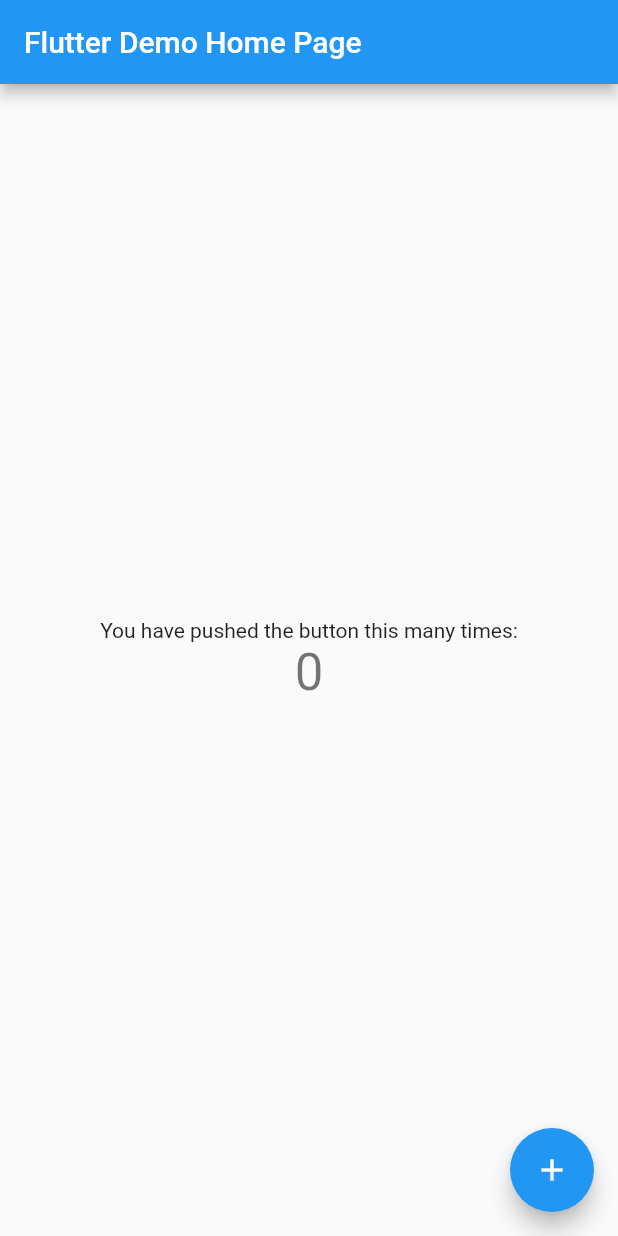
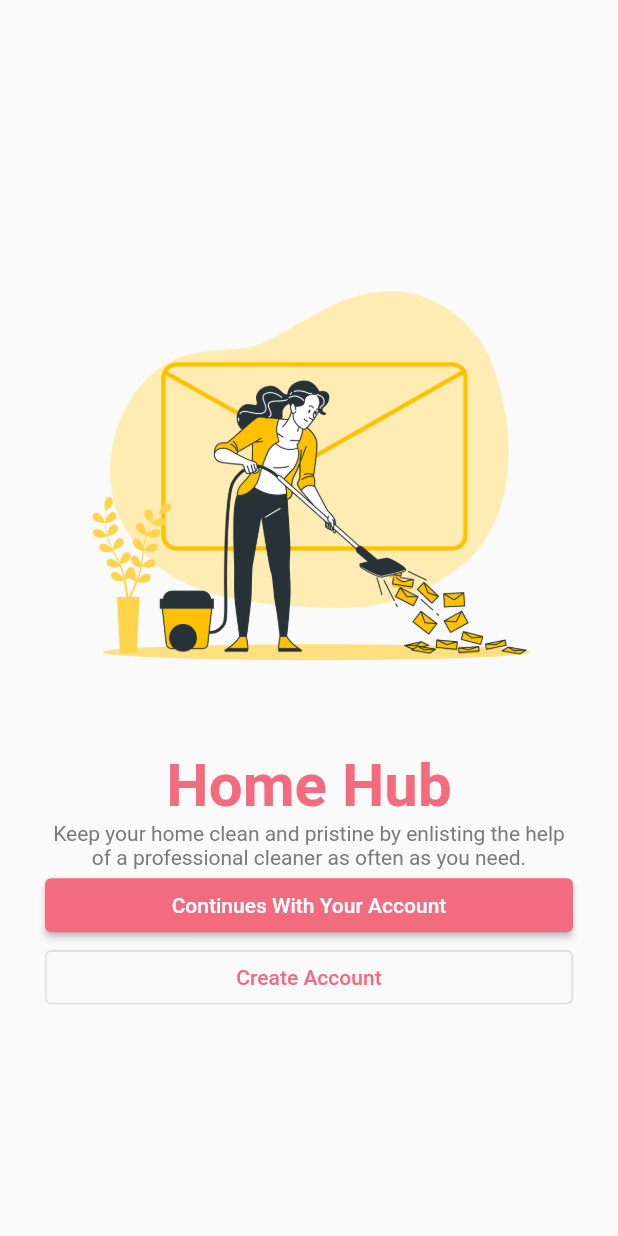
Before and after one commit to mrlim0802/flutter-cleaner-service, a Flutter app: the screen it shows after launch, on a phone screen of 412 x 824 dp. Run offline on Flutter 3.47's test engine with Material 2 defaults, Android fonts, the phone set to English and light mode, and no system bars.

Commit message:
set structure welcome page

```diff
--- a/lib/main.dart
+++ b/lib/main.dart
@@ -1,4 +1,5 @@
 import 'package:flutter/material.dart';
+import 'package:home_cleaning_service_app/pages/welcome.dart';
 
 void main() {
   runApp(const MyApp());
@@ -11,105 +12,10 @@ class MyApp extends StatelessWidget {
   @override
   Widget build(BuildContext context) {
     return MaterialApp(
-      title: 'Flutter Demo',
-      theme: ThemeData(
-        // This is the theme of your application.
-        //
-        // Try running your application with "flutter run". You'll see the
-        // application has a blue toolbar. Then, without quitting the app, try
-        // changing the primarySwatch below to Colors.green and then invoke
-        // "hot reload" (press "r" in the console where you ran "flutter run",
-        // or simply save your changes to "hot reload" in a Flutter IDE).
-        // Notice that the counter didn't reset back to zero; the application
-        // is not restarted.
-        primarySwatch: Colors.blue,
-      ),
-      home: const MyHomePage(title: 'Flutter Demo Home Page'),
-    );
+        title: 'Flutter Demo',
+        theme: ThemeData(
+          primarySwatch: Colors.blue,
+        ),
+        home: const WelcomePage());
   }
 }
-
-class MyHomePage extends StatefulWidget {
-  const MyHomePage({Key? key, required this.title}) : super(key: key);
-
-  // This widget is the home page of your application. It is stateful, meaning
-  // that it has a State object (defined below) that contains fields that affect
-  // how it looks.
-
-  // This class is the configuration for the state. It holds the values (in this
-  // case the title) provided by the parent (in this case the App widget) and
-  // used by the build method of the State. Fields in a Widget subclass are
-  // always marked "final".
-
-  final String title;
-
-  @override
-  State<MyHomePage> createState() => _MyHomePageState();
-}
-
-class _MyHomePageState extends State<MyHomePage> {
-  int _counter = 0;
-
-  void _incrementCounter() {
-    setState(() {
-      // This call to setState tells the Flutter framework that something has
-      // changed in this State, which causes it to rerun the build method below
-      // so that the display can reflect the updated values. If we changed
-      // _counter without calling setState(), then the build method would not be
-      // called again, and so nothing would appear to happen.
-      _counter++;
-    });
-  }
-
-  @override
-  Widget build(BuildContext context) {
-    // This method is rerun every time setState is called, for instance as done
-    // by the _incrementCounter method above.
-    //
-    // The Flutter framework has been optimized to make rerunning build methods
-    // fast, so that you can just rebuild anything that needs updating rather
-    // than having to individually change instances of widgets.
-    return Scaffold(
-      appBar: AppBar(
-        // Here we take the value from the MyHomePage object that was created by
-        // the App.build method, and use it to set our appbar title.
-        title: Text(widget.title),
-      ),
-      body: Center(
-        // Center is a layout widget. It takes a single child and positions it
-        // in the middle of the parent.
-        child: Column(
-          // Column is also a layout widget. It takes a list of children and
-          // arranges them vertically. By default, it sizes itself to fit its
-          // children horizontally, and tries to be as tall as its parent.
-          //
-          // Invoke "debug painting" (press "p" in the console, choose the
-          // "Toggle Debug Paint" action from the Flutter Inspector in Android
-          // Studio, or the "Toggle Debug Paint" command in Visual Studio Code)
-          // to see the wireframe for each widget.
-          //
-          // Column has various properties to control how it sizes itself and
-          // how it positions its children. Here we use mainAxisAlignment to
-          // center the children vertically; the main axis here is the vertical
-          // axis because Columns are vertical (the cross axis would be
-          // horizontal).
-          mainAxisAlignment: MainAxisAlignment.center,
-          children: <Widget>[
-            const Text(
-              'You have pushed the button this many times:',
-            ),
-            Text(
-              '$_counter',
-              style: Theme.of(context).textTheme.headline4,
-            ),
-          ],
-        ),
-      ),
-      floatingActionButton: FloatingActionButton(
-        onPressed: _incrementCounter,
-        tooltip: 'Increment',
-        child: const Icon(Icons.add),
-      ), // This trailing comma makes auto-formatting nicer for build methods.
-    );
-  }
-}
--- /dev/null
+++ b/lib/pages/welcome.dart
@@ -0,0 +1,78 @@
+import 'package:flutter/material.dart';
+
+class WelcomePage extends StatelessWidget {
+  const WelcomePage({Key? key}) : super(key: key);
+
+  @override
+  Widget build(BuildContext context) {
+    String btnSignup = capitalize("continues with your account");
+    String btnLogin = capitalize("create account");
+    String title = capitalize("home hub");
+    String description = "Keep your home clean and pristine by enlisting the help of a professional cleaner as often as you need.";
+    return Scaffold(
+      body: Center(
+        child: Padding(
+          padding: const EdgeInsets.all(30.0),
+          child: Column(
+            mainAxisAlignment: MainAxisAlignment.center,
+            children: [
+              Image.asset("assets/welcome/banner.png"),
+              Text(
+                title,
+                textAlign: TextAlign.center,
+                style: TextStyle(
+                  color: Color(hexColor('#f36b7f')),
+                  fontSize: 40,
+                  fontWeight: FontWeight.bold,
+
+                ),
+              ),
+              Text(
+                description,
+                textAlign: TextAlign.center,
+                style: TextStyle(
+                  color: Color(hexColor('#7a7a7a')),
+                  fontSize: 14,
+
+                ),
+              ),
+              SizedBox(
+                width: double.infinity,
+                child: ElevatedButton(
+                    style: ElevatedButton.styleFrom(
+                        primary: Color(hexColor('#f36b7f'))),
+                    onPressed: () {},
+                    child: Text(btnSignup)),
+              ),
+              SizedBox(
+                width: double.infinity,
+                child: OutlinedButton(
+                    style: OutlinedButton.styleFrom(
+                        primary: Color(hexColor('#f36b7f'))),
+                    onPressed: () {},
+                    child: Text(btnLogin)),
+              )
+            ],
+          ),
+        ),
+      ),
+    );
+  }
+}
+
+String capitalize (String str) {
+    return str.toLowerCase().split(' ').map((word) {
+      String leftText = (word.length > 1) ? word.substring(1, word.length) : '';
+      return word[0].toUpperCase() + leftText;
+    }).join(' ');
+}
+
+int hexColor(String color) {
+  //adding prefix
+  String newColor = '0xff' + color;
+  //removing # sign
+  newColor = newColor.replaceAll('#', '');
+  //converting it to the integer
+  int finalColor = int.parse(newColor);
+  return finalColor;
+}
--- a/pubspec.yaml
+++ b/pubspec.yaml
@@ -56,7 +56,8 @@ flutter:
   # included with your application, so that you can use the icons in
   # the material Icons class.
   uses-material-design: true
-
+  assets:
+      - assets/welcome/banner.png
   # To add assets to your application, add an assets section, like this:
   # assets:
   #   - images/a_dot_burr.jpeg
```
Also changed, not shown: assets/welcome/banner.png (added), lib/config/theme.dart (added), 1 other file.
